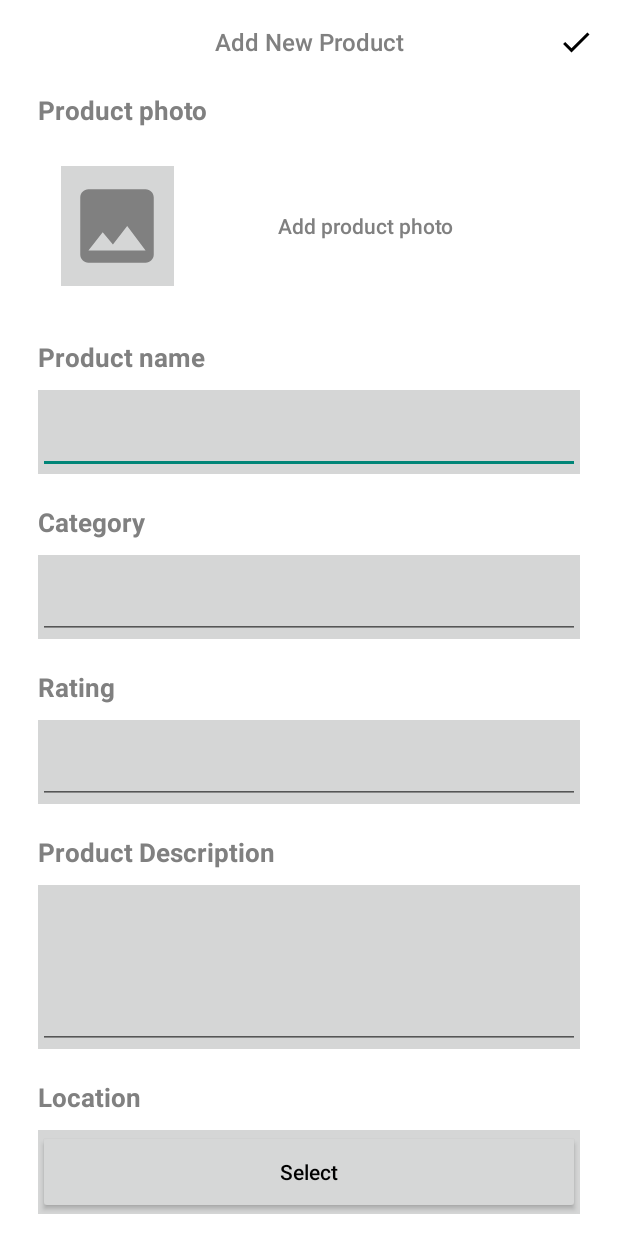
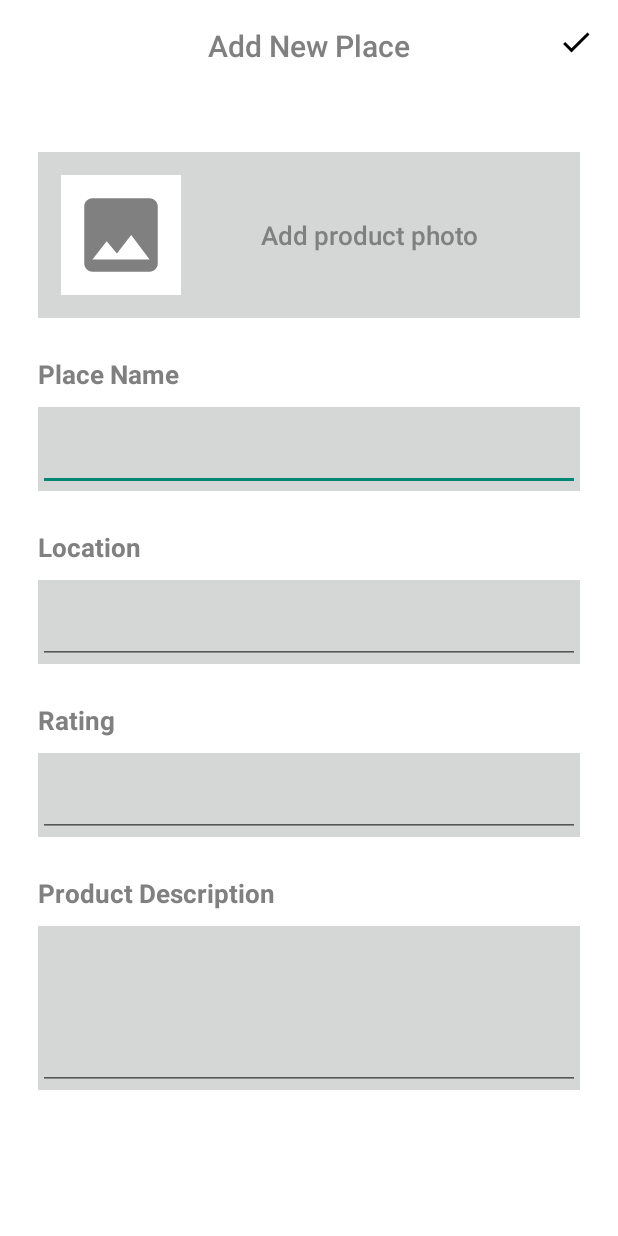
Before and after one commit to lucy01010/Horizon-App, an Android app built with Jetpack Compose: the AddFragment screen opened directly, with no data from a screen before it, on a phone screen of 412 x 824 dp. Run offline under Robolectric (Android 15) with nearby library versions, the phone set to English and light mode, and no system bars; our stand-ins replace Firebase (no records; nobody signed in at launch, a user with empty details on screens opened directly); Roboto replaces fonts that are not available here.

Commit message:
user can add a place

```diff
--- a/app/src/main/java/com/example/horizonapp/adapters/PopularAdapter.java
+++ b/app/src/main/java/com/example/horizonapp/adapters/PopularAdapter.java
@@ -38,12 +38,12 @@ public class PopularAdapter extends RecyclerView.Adapter<PopularAdapter.ViewHold
         PopularDomain.Domain currentItem = items.get(position);
 
         holder.titleTxt.setText(currentItem.getDomainTitle());
-        holder.locTxt.setText(currentItem.getDomainLocation());
+        holder.locTxt.setText(currentItem.getDomainLocation()); // Set location text
 
         int drawableResourceId = context.getResources().getIdentifier(currentItem.getDomainPicUrl(), "drawable", context.getPackageName());
 
         Glide.with(context)
-                .load(drawableResourceId)
+                .load(currentItem.getDomainPicUrl())
                 .transform(new GranularRoundedCorners(30, 30, 0, 0))
                 .into(holder.pic);
     }
--- a/app/src/main/java/com/example/horizonapp/models/PostModel.kt
+++ b/app/src/main/java/com/example/horizonapp/models/PostModel.kt
@@ -4,6 +4,6 @@ data class PostModel(
     val name: String,
     val category: String,
     val description: String,
-    val imageAlpha: String, // New property for image alpha
+    val imageAlpha: String,
     val rating: Double
 )
--- a/app/src/main/res/layout/fragment_add.xml
+++ b/app/src/main/res/layout/fragment_add.xml
@@ -18,7 +18,9 @@
             android:layout_weight="1"
             android:gravity="center"
             android:layout_marginStart="@dimen/actionBarSize"
-            android:text="@string/add_new_product"
+            android:layout_marginTop="5dp"
+            android:text="Add New Place"
+            android:textSize="20sp"
             android:textAppearance="@style/TextAppearance.AppCompat.Subhead"
             android:textColor="@color/darkgrey"
             app:fontFamily="sans-serif-medium" />
@@ -46,31 +48,26 @@
             android:layout_height="wrap_content"
             android:orientation="vertical"
             android:paddingLeft="25dp"
-            android:paddingTop="5dp"
+            android:paddingTop="15dp"
             android:paddingRight="25dp"
-            android:paddingBottom="50dp">
+            android:paddingBottom="5dp">
 
-            <TextView
-                android:layout_width="wrap_content"
-                android:layout_height="wrap_content"
-                android:text="@string/product_photo"
-                android:textStyle="bold"
-                android:textSize="17sp"
-                android:textAppearance="@style/TextAppearance.AppCompat.Caption"
-                android:textColor="@color/darkgrey" />
+
 
             <LinearLayout
                 android:layout_width="match_parent"
                 android:layout_height="wrap_content"
-                android:layout_marginTop="10dp"
+                android:layout_marginTop="30dp"
+
                 android:gravity="center_vertical"
                 android:orientation="horizontal"
+                android:background="@color/grey"
                 android:padding="15dp">
 
                 <RelativeLayout
-                    android:layout_width="75dp"
+                    android:layout_width="80dp"
                     android:layout_height="80dp"
-                    android:background="@color/grey"
+                    android:background="@color/white"
                     >
 
                     <ImageView
@@ -88,6 +85,7 @@
                     android:layout_height="wrap_content"
                     android:gravity="center"
                     android:text="@string/add_product_photo"
+                    android:textSize="17sp"
                     android:textAppearance="@style/TextAppearance.AppCompat.Body2"
                     android:textColor="@color/darkgrey" />
 
@@ -96,8 +94,8 @@
             <TextView
                 android:layout_width="wrap_content"
                 android:layout_height="wrap_content"
-                android:layout_marginTop="20dp"
-                android:text="@string/product_name"
+                android:layout_marginTop="25dp"
+                android:text="Place Name"
                 android:textStyle="bold"
                 android:textSize="17sp"
                 android:textAppearance="@style/TextAppearance.AppCompat.Caption"
@@ -122,8 +120,8 @@
             <TextView
                 android:layout_width="wrap_content"
                 android:layout_height="wrap_content"
-                android:layout_marginTop="20dp"
-                android:text="@string/category"
+                android:layout_marginTop="25dp"
+                android:text="Location"
                 android:textStyle="bold"
                 android:textSize="17sp"
                 android:textAppearance="@style/TextAppearance.AppCompat.Caption"
@@ -150,7 +148,7 @@
             <TextView
                 android:layout_width="wrap_content"
                 android:layout_height="wrap_content"
-                android:layout_marginTop="20dp"
+                android:layout_marginTop="25dp"
                 android:text="Rating"
                 android:textStyle="bold"
                 android:textSize="17sp"
@@ -168,8 +166,8 @@
                     android:id="@+id/product_rating"
                     android:layout_width="match_parent"
                     android:layout_height="match_parent"
+                    android:maxLines="1"
                     android:inputType="number"
-                    android:maxLines="1"
                     android:textColorHint="@color/grey"
                     tools:ignore="SpeakableTextPresentCheck" />
             </com.google.android.material.textfield.TextInputLayout>
@@ -177,7 +175,7 @@
             <TextView
                 android:layout_width="wrap_content"
                 android:layout_height="wrap_content"
-                android:layout_marginTop="20dp"
+                android:layout_marginTop="25dp"
                 android:text="@string/product_description"
                 android:textStyle="bold"
                 android:textSize="17sp"
@@ -203,33 +201,9 @@
 
             </com.google.android.material.textfield.TextInputLayout>
 
-            <TextView
-                android:layout_width="wrap_content"
-                android:layout_height="wrap_content"
-                android:layout_marginTop="20dp"
-                android:text="@string/location"
-                android:textStyle="bold"
-                android:textSize="17sp"
-                android:textAppearance="@style/TextAppearance.AppCompat.Caption"
-                android:textColor="@color/darkgrey" />
 
 
-            <com.google.android.material.textfield.TextInputLayout
-                android:layout_width="match_parent"
-                android:layout_height="?attr/actionBarSize"
-                android:layout_marginTop="10dp"
-                android:background="@color/grey"
-                app:hintEnabled="false">
-                <androidx.appcompat.widget.AppCompatButton
-                    android:id="@+id/selectLocation"
-                    android:layout_width="match_parent"
-                    android:layout_height="match_parent"
-                    android:inputType="number"
-                    android:hint="Select"
-                    app:hintTextColor="@color/black"
-                    android:maxLines="1"
-                    android:textColorHint="@color/black" />
-            </com.google.android.material.textfield.TextInputLayout>
+
 
 
             <LinearLayout
```
Also changed, not shown: app/src/main/java/com/example/horizonapp/ui/home/HomeFragment.java (+29 -27 lines), app/src/main/res/layout/fragment_home.xml (+11 -52 lines).
